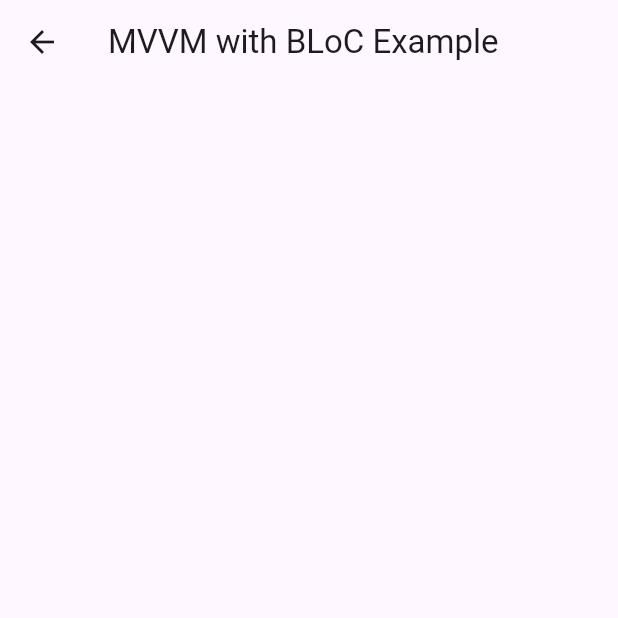
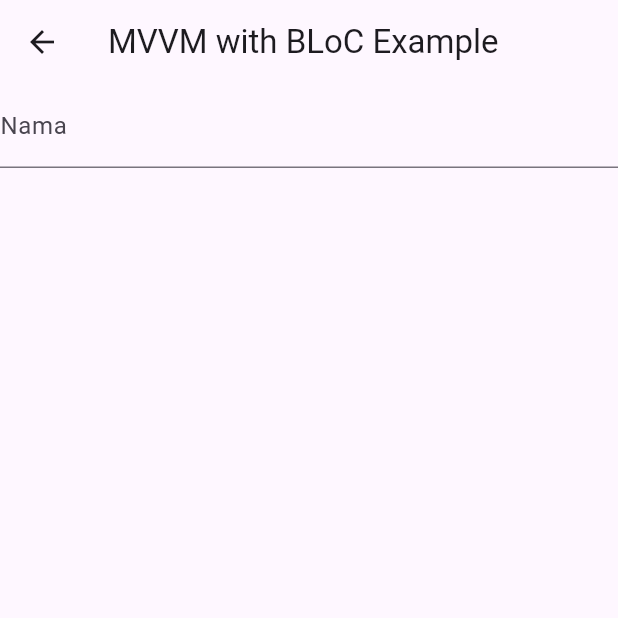
Before and after one commit to ZhilPro27/MVVMBLOC_0095, a Flutter app: the Homepage screen opened directly, on a phone screen of 412 x 824 dp, the top half of it. Run offline on Flutter 3.47's test engine with Material 3 defaults, Android fonts, the light colour scheme and no system bars; our stand-ins replace flutter_bloc.

Commit message:
Menambahkan tampilan TextField untuk input nama pengguna pada Homepage

```diff
--- a/lib/view/homepage.dart
+++ b/lib/view/homepage.dart
@@ -1,10 +1,23 @@
 import 'package:flutter/material.dart';
+import 'package:flutter_bloc/flutter_bloc.dart';
+import 'package:mvvmbloc/viewmodel/user_bloc.dart';
+import 'package:mvvmbloc/viewmodel/user_event.dart';
 
 class Homepage extends StatelessWidget {
   @override
   Widget build(BuildContext context) {
     return Scaffold(
-      appBar: AppBar(title: Text("MVVM with BLoC Example"))
+      appBar: AppBar(title: Text("MVVM with BLoC Example")),
+      body: Column(
+        children: [
+          TextField(
+            decoration: InputDecoration(labelText: "Nama"),
+            onChanged: (value) {
+              context.read<UserBloc>().add(NamaChanged(value));
+            },
+          ),
+        ],
+      ),
     );
   }
 }
```
